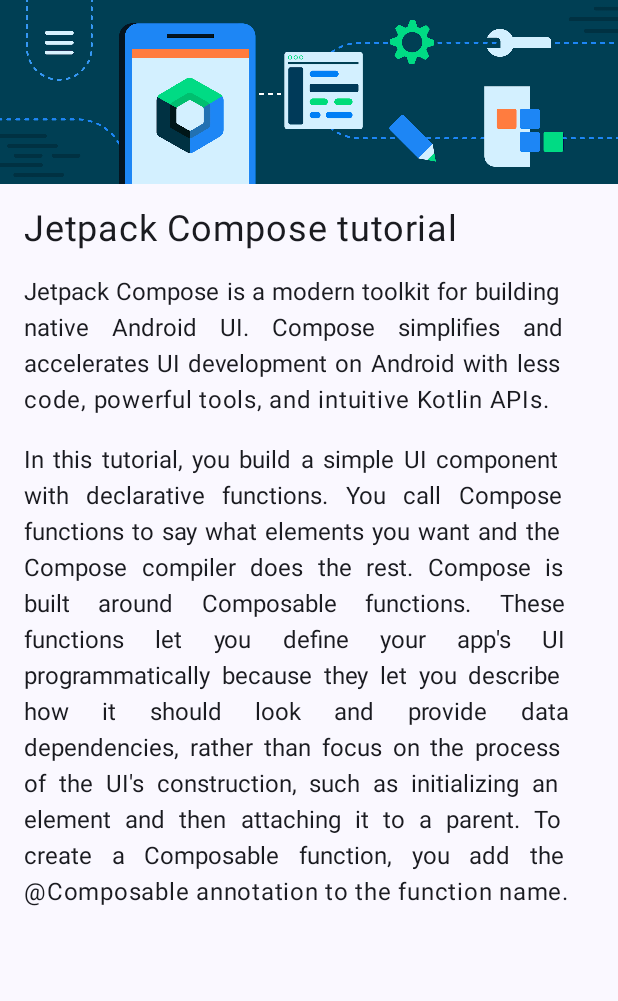
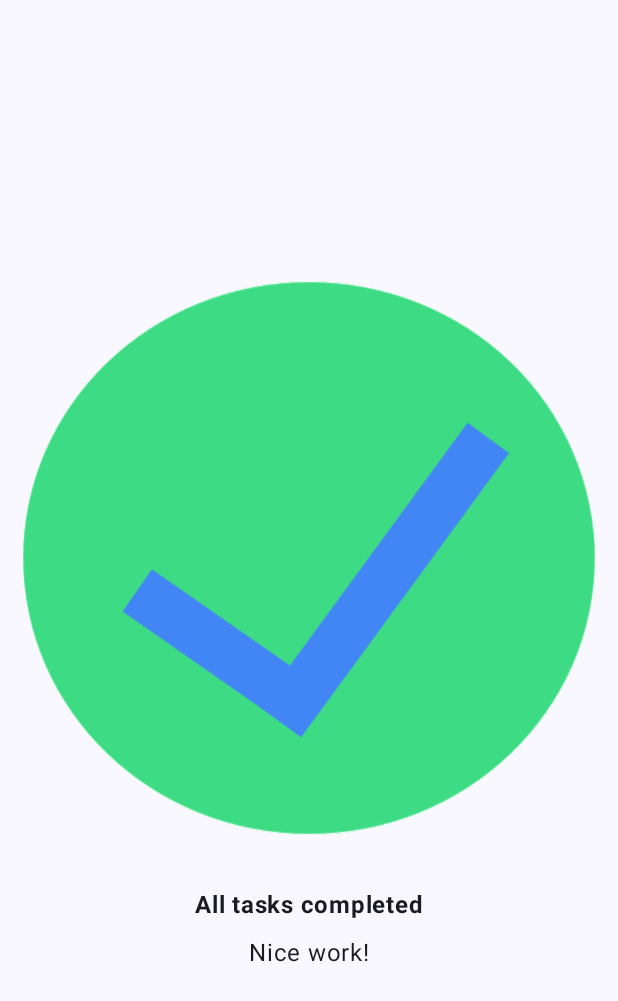
Before and after one commit to ggulcy/ComposeCodeLab, an Android app built with Jetpack Compose: the screen it shows after launch (MainActivity), on a phone screen of 412 x 824 dp. Shown: the top 1001 px of the screen. Run offline under Robolectric (Android 15) with nearby library versions, the phone set to English and light mode, and no system bars.

Commit message:
[CodeLab Tutorial] Base Practice Task Manager

```diff
--- a/app/src/main/java/com/example/composecodelab/MainActivity.kt
+++ b/app/src/main/java/com/example/composecodelab/MainActivity.kt
@@ -7,6 +7,7 @@
 import androidx.compose.foundation.layout.Arrangement
 import androidx.compose.foundation.layout.Box
 import androidx.compose.foundation.layout.Column
+import androidx.compose.foundation.layout.fillMaxHeight
 import androidx.compose.foundation.layout.fillMaxSize
 import androidx.compose.foundation.layout.fillMaxWidth
 import androidx.compose.foundation.layout.padding
@@ -19,6 +20,8 @@
 import androidx.compose.ui.layout.ContentScale
 import androidx.compose.ui.res.painterResource
 import androidx.compose.ui.res.stringResource
+import androidx.compose.ui.text.font.FontFamily
+import androidx.compose.ui.text.font.FontWeight
 import androidx.compose.ui.text.style.TextAlign
 import androidx.compose.ui.tooling.preview.Preview
 import androidx.compose.ui.unit.dp
@@ -41,37 +44,30 @@
         }
     }
 }
+
 @Composable
 fun MainContainer(modifier: Modifier = Modifier) {
-    Column {
-        TextContainer()
-    }
-}
-
-
-@Composable
-fun TextContainer(modifier: Modifier = Modifier) {
-    Column {
+    Column(
+        modifier = Modifier.fillMaxSize(),
+        verticalArrangement = Arrangement.Center
+    ) {
         Image(
-            painter = painterResource(id = R.drawable.bg_compose_background),
+            painter = painterResource(id = R.drawable.ic_task_completed),
             contentDescription = null,
-            modifier = Modifier.fillMaxWidth()
+            modifier = Modifier.align(Alignment.CenterHorizontally)
         )
         Text(
             text = stringResource(id = R.string.title),
-            fontSize = 24.sp,
-            modifier = Modifier.padding(16.dp)
+            fontWeight = FontWeight.Bold,
+            modifier = Modifier
+                .align(Alignment.CenterHorizontally)
+                .padding(top = 24.dp, bottom = 8.dp),
         )
         Text(
             text = stringResource(id = R.string.description),
+            fontSize = 16.sp,
             modifier = Modifier
-                .padding(start = 16.dp, end = 16.dp),
-            textAlign = TextAlign.Justify
-        )
-        Text(
-            text = stringResource(id = R.string.content),
-            modifier = Modifier.padding(16.dp).align(Alignment.End),
-            textAlign = TextAlign.Justify
+                .align(Alignment.CenterHorizontally)
         )
     }
 }
--- a/app/src/main/res/values/strings.xml
+++ b/app/src/main/res/values/strings.xml
@@ -1,6 +1,5 @@
 <resources>
     <string name="app_name">ComposeCodelab</string>
-    <string name="title">Jetpack Compose tutorial</string>
-    <string name="description">Jetpack Compose is a modern toolkit for building native Android UI. Compose simplifies and accelerates UI development on Android with less code, powerful tools, and intuitive Kotlin APIs.</string>
-    <string name="content">In this tutorial, you build a simple UI component with declarative functions. You call Compose functions to say what elements you want and the Compose compiler does the rest. Compose is built around Composable functions. These functions let you define your app\'s UI programmatically because they let you describe how it should look and provide data dependencies, rather than focus on the process of the UI\'s construction, such as initializing an element and then attaching it to a parent. To create a Composable function, you add the @Composable annotation to the function name.</string>
+    <string name="title">All tasks completed</string>
+    <string name="description">Nice work!</string>
 </resources>
```
Also changed, not shown: app/src/main/res/drawable/ic_task_completed.png (added).
